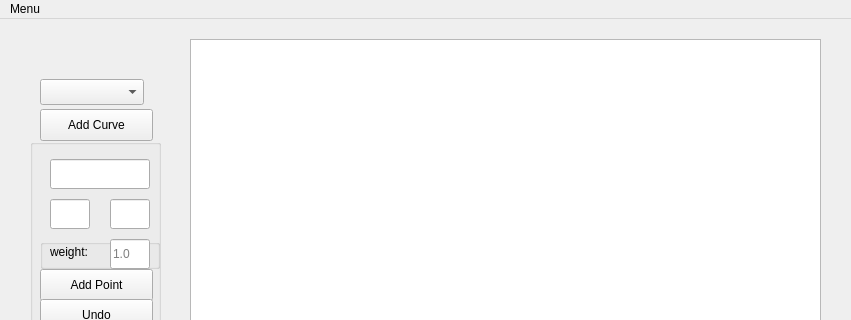
Qt form curver/ui/main_ui.ui (wiatrak2/curver) before a commit; both pictures show x 0 to 851 and y 0 to 320 of the 851 by 622 pixel window.
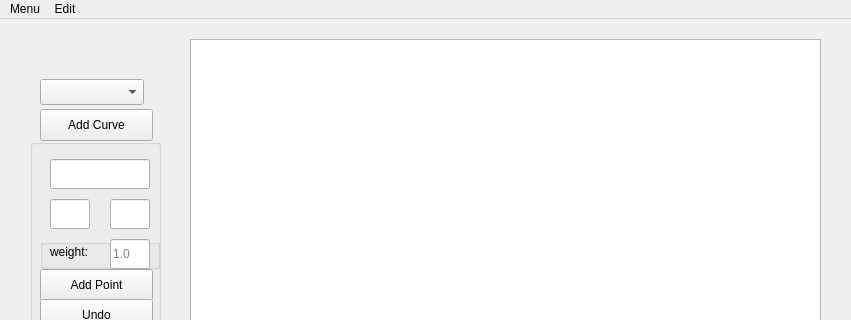
The same form after that commit.

What changed in the file:
```diff
--- a/curver/ui/main_ui.ui
+++ b/curver/ui/main_ui.ui
@@ -236,7 +236,14 @@
     <addaction name="separator"/>
     <addaction name="actionImportCurve"/>
    </widget>
+   <widget class="QMenu" name="menuEdit">
+    <property name="title">
+     <string>Edit</string>
+    </property>
+    <addaction name="actionChange_color"/>
+   </widget>
    <addaction name="menutopbar"/>
+   <addaction name="menuEdit"/>
   </widget>
   <action name="actionImportCurve">
    <property name="text">
```
Left out of the diff: 5 changed lines with no effect on the pictures.
